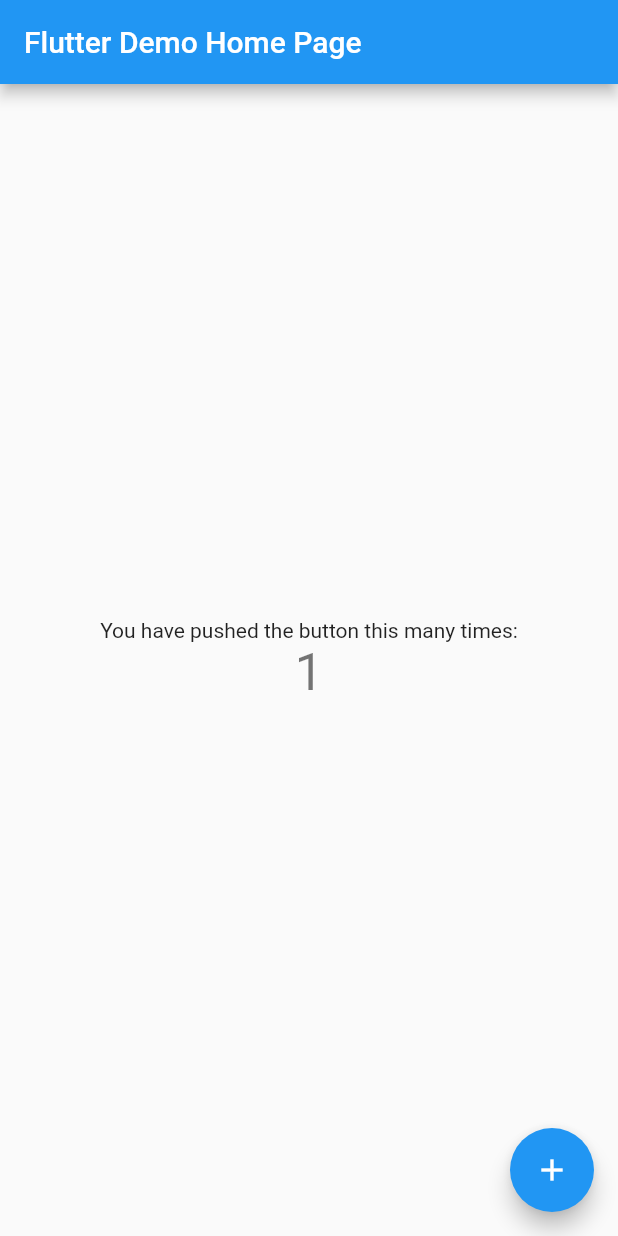
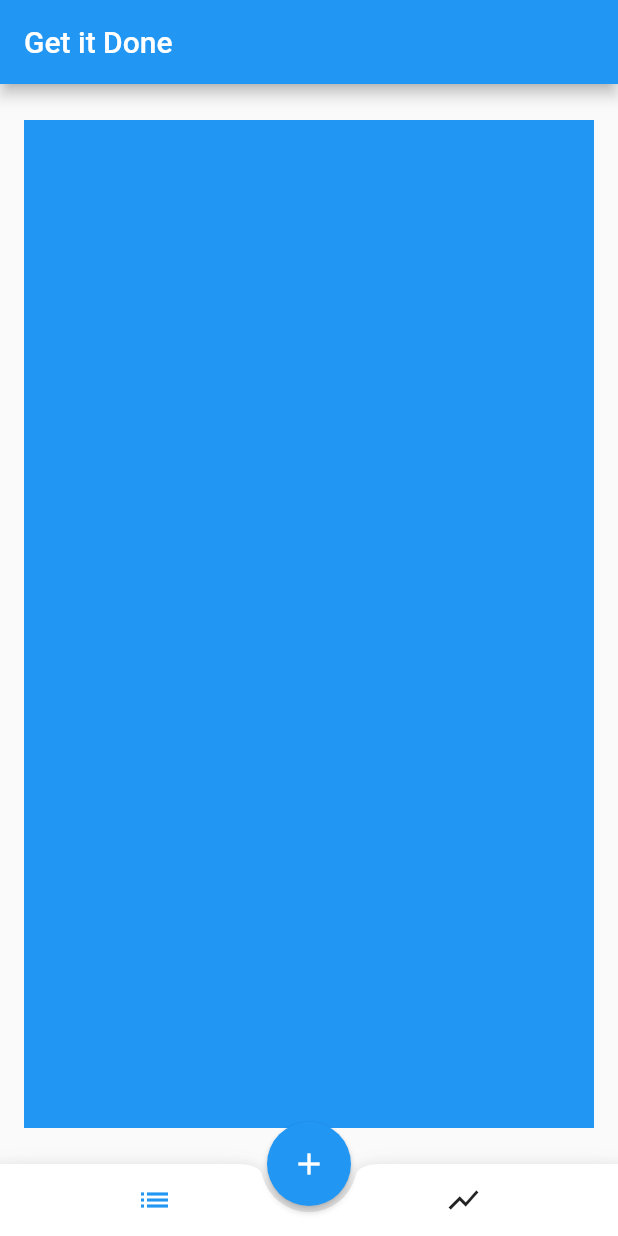
Before and after one commit to HannahGilhamJones/get_it_done, a Flutter app: the screen it shows after launch, after a tap on the "add" icon, on a phone screen of 412 x 824 dp. Run offline on Flutter 3.47's test engine with Material 2 defaults, Android fonts, the phone set to English and light mode, and no system bars; our stand-ins replace equatable, flutter_bloc.

Commit message:
Addition of app bar

```diff
--- /dev/null
+++ b/lib/bloc/diagnostic_bloc_delegate.dart
@@ -0,0 +1,21 @@
+import 'package:flutter_bloc/flutter_bloc.dart';
+
+class DiagnosticBlocDelegate extends BlocDelegate {
+  @override
+  void onEvent(Bloc bloc, Object event) {
+    super.onEvent(bloc, event);
+    print(event);
+  }
+
+  @override
+  void onError(Bloc bloc, Object error, StackTrace stackTrace) {
+    super.onError(bloc, error, stackTrace);
+    print(error);
+  }
+
+  @override
+  void onTransition(Bloc bloc, Transition transition) {
+    super.onTransition(bloc, transition);
+    print(transition);
+  }
+}
--- /dev/null
+++ b/lib/bloc/tab/tab_bloc.dart
@@ -0,0 +1,17 @@
+import 'package:flutter_bloc/flutter_bloc.dart';
+
+import 'package:get_it_done/bloc/tab/tab_event.dart';
+
+import 'package:get_it_done/data/screens_tabs.dart' as Screens;
+
+class TabBloc extends Bloc<TabEvent, Screens.Tabs> {
+  @override
+  Screens.Tabs get initialState => Screens.initialScreen;
+
+  @override
+  Stream<Screens.Tabs> mapEventToState(TabEvent event) async* {
+    if (event is TabUpdated) {
+      yield event.tab;
+    }
+  }
+}
--- /dev/null
+++ b/lib/bloc/tab/tab_event.dart
@@ -0,0 +1,19 @@
+import 'package:equatable/equatable.dart';
+
+import 'package:get_it_done/data/screens_tabs.dart' as Screens;
+
+abstract class TabEvent extends Equatable {
+  const TabEvent();
+}
+
+class TabUpdated extends TabEvent {
+  final Screens.Tabs tab;
+
+  const TabUpdated(this.tab);
+
+  @override
+  List<Object> get props => [tab];
+
+  @override
+  String toString() => 'TabUpdated { tab: $tab }';
+}
--- /dev/null
+++ b/lib/config/routes.dart
@@ -0,0 +1,4 @@
+class Routes {
+  static final home = '/';
+  static final addTodo = '/addTodo';
+}
--- /dev/null
+++ b/lib/data/app_text.dart
@@ -0,0 +1,9 @@
+class AppText {
+  static final String appName = "Get it Done";
+
+  static final String addTodo = "Add Todo";
+
+  static final String homeScreen = "Home";
+  static final String todosScreen = "Todos";
+  static final String statsScreen = "Stats";
+}
--- /dev/null
+++ b/lib/data/screens_tabs.dart
@@ -0,0 +1,28 @@
+import 'package:flutter/material.dart';
+
+import 'package:get_it_done/data/app_text.dart';
+
+enum Tabs {
+  stats,
+  todos,
+}
+
+const Tabs initialScreen = Tabs.todos;
+
+class TabDetails {
+  final Icon icon;
+  final Tabs tab;
+
+  TabDetails(this.icon, { this.tab });
+}
+
+final List<TabDetails> tabDetails = <TabDetails>[
+  TabDetails(
+    Icon(Icons.list, semanticLabel: AppText.todosScreen,),
+    tab: Tabs.todos
+  ),
+  TabDetails(
+    Icon(Icons.show_chart, semanticLabel: AppText.statsScreen,),
+    tab: Tabs.stats
+  ),
+];
--- a/lib/main.dart
+++ b/lib/main.dart
@@ -1,111 +1,34 @@
 import 'package:flutter/material.dart';
+import 'package:flutter_bloc/flutter_bloc.dart';
 
-void main() => runApp(MyApp());
+import 'package:get_it_done/bloc/diagnostic_bloc_delegate.dart';
+import 'package:get_it_done/bloc/tab/tab_bloc.dart';
 
-class MyApp extends StatelessWidget {
-  // This widget is the root of your application.
+import 'package:get_it_done/config/routes.dart';
+
+import 'package:get_it_done/data/app_text.dart';
+
+import 'package:get_it_done/ui/screens/home_screen.dart';
+
+void main() {
+  BlocSupervisor.delegate = DiagnosticBlocDelegate();
+
+  runApp(GetItDone());
+}
+
+class GetItDone extends StatelessWidget {
   @override
   Widget build(BuildContext context) {
     return MaterialApp(
-      title: 'Flutter Demo',
-      theme: ThemeData(
-        // This is the theme of your application.
-        //
-        // Try running your application with "flutter run". You'll see the
-        // application has a blue toolbar. Then, without quitting the app, try
-        // changing the primarySwatch below to Colors.green and then invoke
-        // "hot reload" (press "r" in the console where you ran "flutter run",
-        // or simply save your changes to "hot reload" in a Flutter IDE).
-        // Notice that the counter didn't reset back to zero; the application
-        // is not restarted.
-        primarySwatch: Colors.blue,
-      ),
-      home: MyHomePage(title: 'Flutter Demo Home Page'),
+      title: AppText.appName,
+      routes: {
+        Routes.home: (BuildContext context) {
+          return BlocProvider<TabBloc>(
+            create: (BuildContext context) => TabBloc(),
+            child: HomeScreen(),
+          );
+        }
+      }
     );
   }
 }
-
-class MyHomePage extends StatefulWidget {
-  MyHomePage({Key key, this.title}) : super(key: key);
-
-  // This widget is the home page of your application. It is stateful, meaning
-  // that it has a State object (defined below) that contains fields that affect
-  // how it looks.
-
-  // This class is the configuration for the state. It holds the values (in this
-  // case the title) provided by the parent (in this case the App widget) and
-  // used by the build method of the State. Fields in a Widget subclass are
-  // always marked "final".
-
-  final String title;
-
-  @override
-  _MyHomePageState createState() => _MyHomePageState();
-}
-
-class _MyHomePageState extends State<MyHomePage> {
-  int _counter = 0;
-
-  void _incrementCounter() {
-    setState(() {
-      // This call to setState tells the Flutter framework that something has
-      // changed in this State, which causes it to rerun the build method below
-      // so that the display can reflect the updated values. If we changed
-      // _counter without calling setState(), then the build method would not be
-      // called again, and so nothing would appear to happen.
-      _counter++;
-    });
-  }
-
-  @override
-  Widget build(BuildContext context) {
-    // This method is rerun every time setState is called, for instance as done
-    // by the _incrementCounter method above.
-    //
-    // The Flutter framework has been optimized to make rerunning build methods
-    // fast, so that you can just rebuild anything that needs updating rather
-    // than having to individually change instances of widgets.
-    return Scaffold(
-      appBar: AppBar(
-        // Here we take the value from the MyHomePage object that was created by
-        // the App.build method, and use it to set our appbar title.
-        title: Text(widget.title),
-      ),
-      body: Center(
-        // Center is a layout widget. It takes a single child and positions it
-        // in the middle of the parent.
-        child: Column(
-          // Column is also a layout widget. It takes a list of children and
-          // arranges them vertically. By default, it sizes itself to fit its
-          // children horizontally, and tries to be as tall as its parent.
-          //
-          // Invoke "debug painting" (press "p" in the console, choose the
-          // "Toggle Debug Paint" action from the Flutter Inspector in Android
-          // Studio, or the "Toggle Debug Paint" command in Visual Studio Code)
-          // to see the wireframe for each widget.
-          //
-          // Column has various properties to control how it sizes itself and
-          // how it positions its children. Here we use mainAxisAlignment to
-          // center the children vertically; the main axis here is the vertical
-          // axis because Columns are vertical (the cross axis would be
-          // horizontal).
-          mainAxisAlignment: MainAxisAlignment.center,
-          children: <Widget>[
-            Text(
-              'You have pushed the button this many times:',
-            ),
-            Text(
-              '$_counter',
-              style: Theme.of(context).textTheme.headline4,
-            ),
-          ],
-        ),
-      ),
-      floatingActionButton: FloatingActionButton(
-        onPressed: _incrementCounter,
-        tooltip: 'Increment',
-        child: Icon(Icons.add),
-      ), // This trailing comma makes auto-formatting nicer for build methods.
-    );
-  }
-}
--- /dev/null
+++ b/lib/ui/screens/home_screen.dart
@@ -0,0 +1,49 @@
+import 'package:flutter/material.dart';
+import 'package:flutter_bloc/flutter_bloc.dart';
+
+import 'package:get_it_done/bloc/tab/tab_bloc.dart';
+import 'package:get_it_done/bloc/tab/tab_event.dart';
+
+import 'package:get_it_done/config/routes.dart';
+
+import 'package:get_it_done/data/app_text.dart';
+import 'package:get_it_done/data/screens_tabs.dart' as Screens;
+
+import 'package:get_it_done/ui/widgets/core_app_bar.dart';
+
+class HomeScreen extends StatelessWidget {
+  @override
+  Widget build(BuildContext context) {
+    return BlocBuilder<TabBloc, Screens.Tabs>(
+      builder: (BuildContext context, Screens.Tabs activeTab) {
+        return SafeArea(
+          child: Scaffold(
+            appBar: AppBar(
+              title: Text(AppText.appName),
+            ),
+            body: Container(
+              margin: EdgeInsets.symmetric(vertical: 24.0, horizontal: 16.0),
+              color: activeTab == Screens.Tabs.todos ? Colors.blue : Colors.green,
+            ),
+            floatingActionButtonLocation: FloatingActionButtonLocation.centerDocked,
+            floatingActionButton: FloatingActionButton(
+              onPressed: () => Navigator.pushNamed(context, Routes.addTodo),
+              tooltip: AppText.addTodo,
+              child: const Icon(Icons.add),
+              elevation: 2.0
+            ),
+            bottomNavigationBar: CoreAppBar(activeTab),
+            // bottomNavigationBar: BottomAppBar(
+            //   child: Row(
+            //     mainAxisSize: MainAxisSize.max,
+            //     mainAxisAlignment: MainAxisAlignment.spaceAround,
+            //     children: _iconButtons(context, activeTab),
+            //   ),
+            //   shape: const CircularNotchedRectangle(),
+            // ),
+          ),
+        );
+      }
+    );
+  }
+}
--- /dev/null
+++ b/lib/ui/widgets/core_app_bar.dart
@@ -0,0 +1,45 @@
+import 'package:flutter/material.dart';
+import 'package:flutter_bloc/flutter_bloc.dart';
+
+import 'package:get_it_done/bloc/tab/tab_bloc.dart';
+import 'package:get_it_done/bloc/tab/tab_event.dart';
+
+import 'package:get_it_done/data/screens_tabs.dart' as Screens;
+
+class CoreAppBar extends StatelessWidget {
+  final Screens.Tabs activeTab;
+
+  CoreAppBar(this.activeTab, {Key key}) : super(key: key);
+
+  @override
+  Widget build(BuildContext context) {
+    return BottomAppBar(
+      child: Row(
+        mainAxisSize: MainAxisSize.max,
+        mainAxisAlignment: MainAxisAlignment.spaceAround,
+        children: _iconButtons(context, activeTab),
+      ),
+      shape: const CircularNotchedRectangle(),
+    );
+  }
+
+  IconButton _iconButton(BuildContext context, Screens.Tabs activeTab, Screens.TabDetails tabDetail) {
+    return IconButton(
+      icon: tabDetail.icon,
+      color: activeTab == tabDetail.tab
+        ? Theme.of(context).indicatorColor
+        : Theme.of(context).iconTheme.color,
+      onPressed: () => {
+        BlocProvider.of<TabBloc>(context).add(TabUpdated(tabDetail.tab))
+      }
+    );
+  }
+
+  List<Widget> _iconButtons(BuildContext context, Screens.Tabs activeTab) {
+    List<Widget> list = <Widget>[];
+    Screens.tabDetails.forEach((Screens.TabDetails tabDetail) {
+      list.add(_iconButton(context, activeTab, tabDetail));
+    });
+    return list;
+  }
+}
--- a/pubspec.yaml
+++ b/pubspec.yaml
@@ -7,11 +7,14 @@ environment:
   sdk: ">=2.6.0 <3.0.0"
 
 dependencies:
+  intl:
+  path_provider: ^1.6.5
   meta: ^1.1.6
   equatable: ^1.0.0
   flutter_bloc: ^3.2.0
   flutter:
     sdk: flutter
+  uuid: 2.0.4
 
 dev_dependencies:
   flutter_test:
```
Also changed, not shown: lib/config/keys.dart (added), pubspec.lock, 1 other file.
